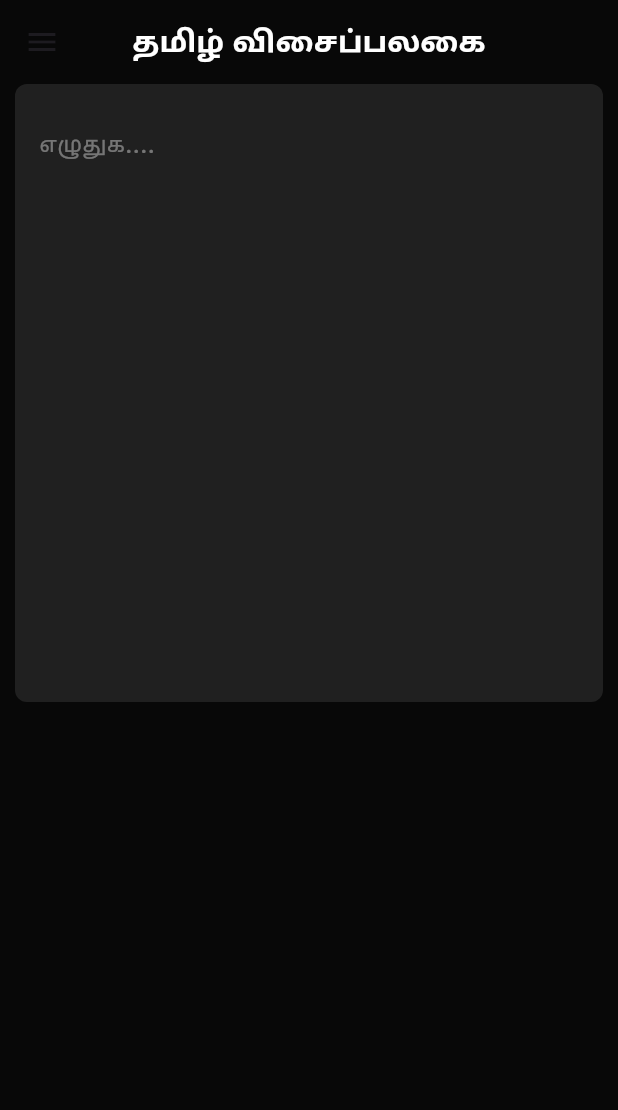
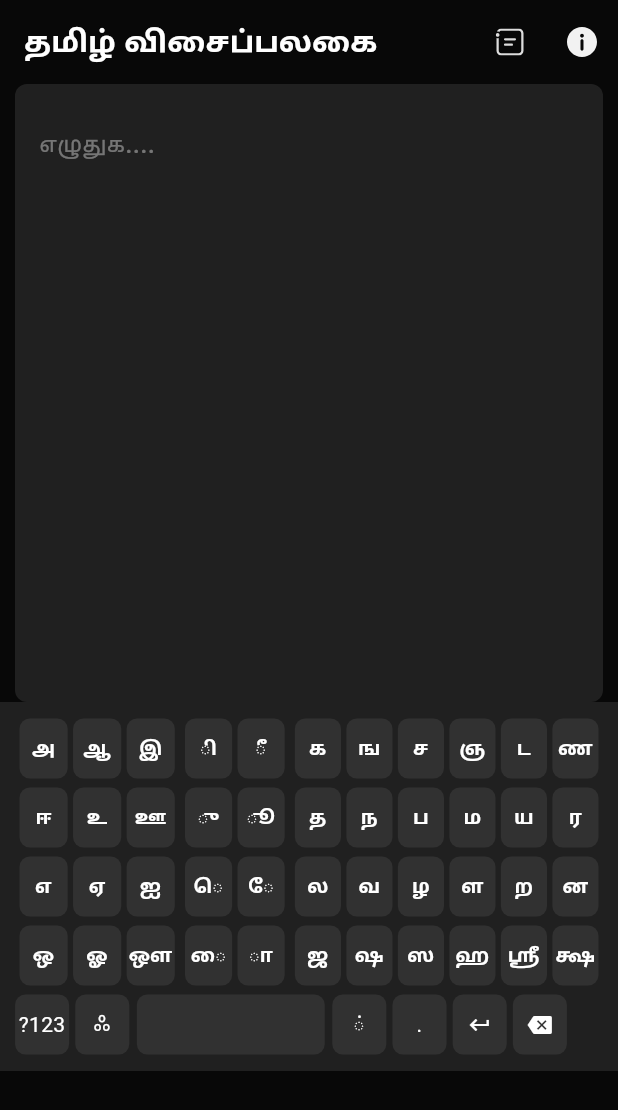
Before and after one commit to kishoreckd/Tamil_keyboard, a Flutter app: the screen it shows after launch, on a phone screen of 412 x 824 dp. Shown: the top 1110 px of the screen. Run offline on Flutter 3.47's test engine with Material 3 defaults, Android fonts, the phone set to English and light mode, and no system bars; our stand-ins replace firebase_core, flutter_riverpod, flutter_svg; missing offline and left inert: flutter_inappwebview; accounts and stored records are empty.

Commit message:
Feedback added

```diff
--- /dev/null
+++ b/lib/constant/svgicons.dart
@@ -0,0 +1,10 @@
+const feedbackIcon =
+    '''<svg width="19" height="18" viewBox="0 0 19 18" fill="none" xmlns="http://www.w3.org/2000/svg">
+<path d="M15.2501 0C16.9831 0 18.3993 1.35645 18.495 3.06558L18.5001 3.25V14.75C18.5001 16.483 17.1436 17.8992 15.4345 17.9949L15.2501 18H3.7501C2.01707 18 0.600856 16.6435 0.505246 14.9344L0.500102 14.75L0.499814 6.37208C0.734481 6.45505 0.987018 6.5002 1.2501 6.5002C1.51315 6.5002 1.76566 6.45506 2.00031 6.37211L2.0001 14.75C2.0001 15.6682 2.70721 16.4212 3.60657 16.4942L3.7501 16.5H15.2501C16.1683 16.5 16.9213 15.7929 16.9943 14.8935L17.0001 14.75V3.25C17.0001 2.33183 16.293 1.57881 15.3936 1.5058L15.2501 1.5H3.7501C3.14992 1.5 2.62031 1.80213 2.30507 2.2626C1.99114 2.095 1.63172 2 1.2501 2C1.06887 2 0.892652 2.02142 0.723829 2.06188C1.17711 0.908987 2.27007 0.0776222 3.56568 0.00514483L3.7501 0H15.2501ZM10.7461 10.0031C11.1603 10.0031 11.4961 10.3388 11.4961 10.7531C11.4961 11.1327 11.214 11.4465 10.8479 11.4962L10.7461 11.5031H6.24786C5.83365 11.5031 5.49786 11.1673 5.49786 10.7531C5.49786 10.3734 5.78002 10.0596 6.14609 10.0099L6.24786 10.0031H10.7461ZM12.7523 6.49623C13.1666 6.49623 13.5023 6.83201 13.5023 7.24623C13.5023 7.62592 13.2202 7.93972 12.8541 7.98938L12.7523 7.99623H6.24786C5.83365 7.99623 5.49786 7.66044 5.49786 7.24623C5.49786 6.86653 5.78002 6.55274 6.14609 6.50307L6.24786 6.49623H12.7523ZM1.2501 3C1.94051 3 2.5002 3.55969 2.5002 4.2501C2.5002 4.94051 1.94051 5.5002 1.2501 5.5002C0.55969 5.5002 0 4.94051 0 4.2501C0 3.55969 0.55969 3 1.2501 3Z" fill="#DCDCDC"/>
+</svg>
+ ''';
+
+const helpIcon = '''<svg width="24" height="24" viewBox="0 0 24 24" fill="none" xmlns="http://www.w3.org/2000/svg">
+<path d="M11.9996 1.99902C17.5233 1.99902 22.0011 6.47687 22.0011 12.0006C22.0011 17.5243 17.5233 22.0021 11.9996 22.0021C6.47589 22.0021 1.99805 17.5243 1.99805 12.0006C1.99805 6.47687 6.47589 1.99902 11.9996 1.99902ZM11.9958 10.2496C11.483 10.2499 11.0605 10.6363 11.0031 11.1336L10.9964 11.2503L11 16.7519L11.0068 16.8685C11.0649 17.3658 11.4879 17.7515 12.0007 17.7512C12.5135 17.7509 12.936 17.3645 12.9934 16.8672L13 16.7505L12.9964 11.249L12.9896 11.1323C12.9316 10.635 12.5086 10.2493 11.9958 10.2496ZM12 6.50006C11.3089 6.50006 10.7485 7.06038 10.7485 7.75158C10.7485 8.44277 11.3089 9.0031 12 9.0031C12.6912 9.0031 13.2516 8.44277 13.2516 7.75158C13.2516 7.06038 12.6912 6.50006 12 6.50006Z" fill="#F2F2F2"/>
+</svg>
+ ''';
--- a/lib/widgets/homepage.dart
+++ b/lib/widgets/homepage.dart
@@ -1,9 +1,14 @@
 import 'dart:async';
+import 'package:flutter/services.dart';
 import 'package:flutter/material.dart';
-import 'package:flutter/services.dart';
-import 'package:keyboard_tamil/widgets/constant.dart';
+import '../constant/webviewscreen.dart';
+import 'package:flutter_svg/flutter_svg.dart';
+import 'package:keyboard_tamil/constant/svgicons.dart';
+import 'package:keyboard_tamil/widgets/helpscreen.dart';
 import 'package:flutter_riverpod/flutter_riverpod.dart';
 import 'package:keyboard_tamil/widgets/keyboardkey.dart';
+import 'package:keyboard_tamil/constant/constant_keys.dart';
+
 // ignore_for_file: file_names
 
 class MyHomePage extends ConsumerStatefulWidget {
@@ -23,48 +28,34 @@ class _HomePageState extends ConsumerState<MyHomePage> {
     final screenHeight = MediaQuery.of(context).size.height;
     return Scaffold(
       backgroundColor: const Color(0XFF080808),
-      drawer: Container(
-        height: double.infinity,
-        color: Colors.white,
-        width: screenWidth * 0.75,
-        child: SafeArea(
-          child: Padding(
-            padding: const EdgeInsets.symmetric(horizontal: 20.0),
-            child: Column(
-              children: <Widget>[
-                Expanded(
-                  child: Column(children: [
-                    Padding(
-                      padding: const EdgeInsets.symmetric(vertical: 20.0),
-                      child: Row(
-                        mainAxisAlignment: MainAxisAlignment.spaceBetween,
-                        children: [
-                          InkWell(
-                            onTap: () {
-                              Navigator.pop(context);
-                            },
-                            child: const Icon(
-                              Icons.close,
-                            ),
-                          ),
-                        ],
-                      ),
-                    ),
-
-                  ]),
-                ),
-              ],
-            ),
-          ),
-        ),
-      ),
       appBar: AppBar(
-        centerTitle: true,
         backgroundColor: const Color(0XFF080808),
         title: const Text(
           'தமிழ் விசைப்பலகை',
           style: TextStyle(color: Colors.white, fontWeight: FontWeight.w600),
         ),
+        actions: [
+          IconButton(
+            icon: SvgPicture.string(feedbackIcon),
+            onPressed: () {
+              Navigator.of(context).push(MaterialPageRoute(
+                builder: (context) => const WebViewScreen(
+                    name: 'Feedback',
+                    url:
+                        'https://docs.google.com/forms/d/e/1FAIpQLSfXX2weStTmlXkzO8Iwi3vr4MgIK8-eGBmQCSzztbZle3SiXg/viewform?usp=sf_link'),
+              ));
+            },
+          ),
+          IconButton(
+            icon: SvgPicture.string(helpIcon),
+            onPressed: () {
+              Navigator.of(context).push(MaterialPageRoute(
+                builder: (context) =>
+                    const HelpScreen(), // Replace with your HelpScreen widget
+              ));
+            },
+          ),
+        ],
       ),
       body: Builder(
         builder: (BuildContext context) {
@@ -94,10 +85,19 @@ class _HomePageState extends ConsumerState<MyHomePage> {
                       keyboardType: TextInputType.multiline,
                       controller: _textController,
                       onTap: () {
-                        _showCustomKeyboard(context);
                       },
                     ),
                   ),
+                ),
+              ),
+              Ink(
+                decoration: const BoxDecoration(color: Color(0XFF202020)),
+                child: CustomKeyboard(
+                  onKeyPressed: (String value) {
+                    // Handle key presses
+                  },
+                  textController:
+                      _textController,
                 ),
               ),
             ],
@@ -118,9 +118,8 @@ class _HomePageState extends ConsumerState<MyHomePage> {
             decoration: const BoxDecoration(color: Color(0XFF202020)),
             child: CustomKeyboard(
               onKeyPressed: (String value) {
-                // Handle key presses
               },
-              textController: _textController, // Use the TextEditingController
+              textController: _textController,
             ),
           ),
         ),
@@ -190,11 +189,9 @@ class _CustomKeyboardState extends ConsumerState<CustomKeyboard> {
   //       if (!isTamilSymbol(val)) {
   //         return currentCursorPosition + val.length;
   //       } else {
-  //         // Check if the previous character is also a Tamil symbol
 
   //         bool previousIsTamilSymbol = isTamilSymbol(getPreviousCharacter());
 
-  //         // If the previous character is not a Tamil symbol, or if it's the first Tamil symbol in a row, increase cursor position
   //         if (!previousIsTamilSymbol) {
   //           return currentCursorPosition + val.length;
   //         }
--- a/lib/widgets/keyboardkey.dart
+++ b/lib/widgets/keyboardkey.dart
@@ -1,7 +1,7 @@
 import 'package:flutter/material.dart';
 import 'package:flutter/services.dart';
-import 'package:keyboard_tamil/widgets/constant.dart';
 import 'package:flutter_riverpod/flutter_riverpod.dart';
+import 'package:keyboard_tamil/constant/constant_keys.dart';
 // ignore_for_file: unused_local_variable
 
 class KeyboardKeys extends ConsumerStatefulWidget {
--- a/pubspec.yaml
+++ b/pubspec.yaml
@@ -44,6 +44,9 @@ dependencies:
   riverpod_annotation: ^2.3.3
   riverpod_generator: ^2.3.9
   bottom_bar_matu: ^1.3.1
+  flutter_widget_from_html: ^0.14.11
+  flutter_inappwebview: ^5.8.0
+
 
 dev_dependencies:
   flutter_test:
```
Also changed, not shown: lib/constant/webviewscreen.dart (added, +53 -0 lines), lib/main.dart (+0 -77 lines), lib/widgets/helpscreen.dart (added, +22 -0 lines), lib/constant/constant_keys.dart (renamed from lib/widgets/constant.dart), pubspec.lock, 6 other files.
